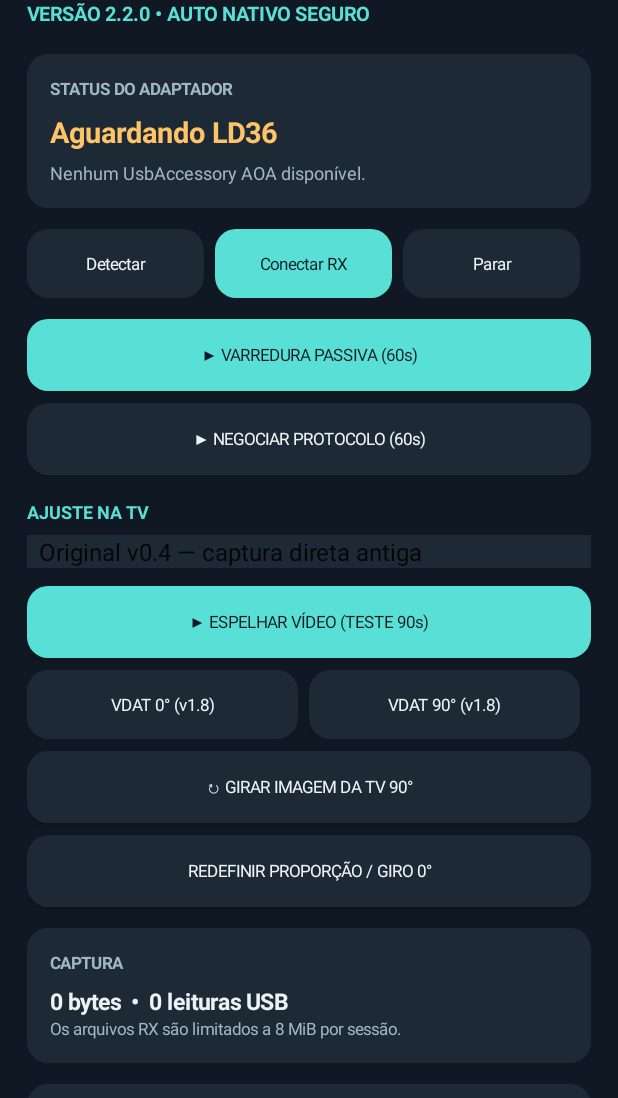
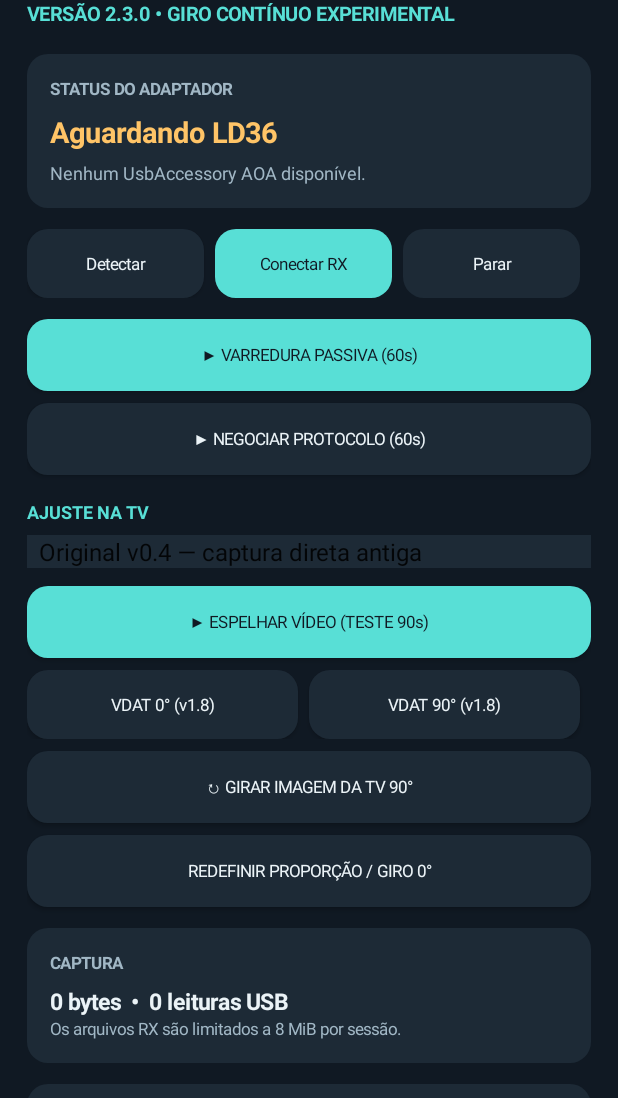
Before and after one commit to amorim220-design/NURA-LD36-Diagnostic, an Android app: the screen it shows after launch (MainActivity), on a phone screen of 412 x 824 dp, the part 138-1236 px from its top. Run offline under Robolectric (Android 15) with nearby library versions, the phone set to English and light mode, and no system bars.

Commit message:
feat: opt-in v2.3 continuous rotation trial without ending AOA session

```diff
--- a/app/src/main/java/com/nura/ld36diagnostic/MainActivity.java
+++ b/app/src/main/java/com/nura/ld36diagnostic/MainActivity.java
@@ -80,6 +80,7 @@ public final class MainActivity extends Activity {
     private boolean safeAutoHandoffSelected;
     private boolean nativePortraitAspectTestSelected;
     private boolean dualNativeSafeSelected;
+    private boolean liveNativeSelected;
     private volatile boolean initialProfilePortrait;
     private volatile boolean handoffPending;
     private volatile int handoffTargetSession;
@@ -211,7 +212,7 @@ public final class MainActivity extends Activity {
         TextView title = text("LD36 Diagnostic", 28, INK, Typeface.BOLD);
         title.setPadding(0, dp(7), 0, dp(5));
         root.addView(title);
-        TextView subtitle = text("VERSÃO 2.2.0 • AUTO NATIVO SEGURO", 13, ACCENT, Typeface.BOLD);
+        TextView subtitle = text("VERSÃO 2.3.0 • GIRO CONTÍNUO EXPERIMENTAL", 13, ACCENT, Typeface.BOLD);
         root.addView(subtitle);
 
         LinearLayout statusCard = columnCard();
@@ -254,7 +255,8 @@ public final class MainActivity extends Activity {
             "PROPORÇÃO NATIVA v1.9 — H264 20:9 + VDAT 90°",
             "AUTO SEGURO v2.0 — vertical/horizontal por sessão",
             "RETRATO NATIVO v2.1 — testar largura 20:9",
-            "AUTO NATIVO v2.2 — perfis aprovados + giro seguro"
+            "AUTO NATIVO v2.2 — perfis aprovados + giro seguro",
+            "GIRO CONTÍNUO v2.3 — troca codec experimental sem cortar USB"
         };
         ArrayAdapter<String> fitAdapter = new ArrayAdapter<>(this,
             android.R.layout.simple_spinner_item, fitting);
@@ -262,7 +264,8 @@ public final class MainActivity extends Activity {
         fitPicker.setAdapter(fitAdapter);
         fitPicker.setBackgroundColor(PANEL);
         // New mode is opt-in: known-working Original remains safe initial selection.
-        int mode = getPreferences(MODE_PRIVATE).getInt("capture_mode_v22",
+        int mode = getPreferences(MODE_PRIVATE).getInt("capture_mode_v23",
+            getPreferences(MODE_PRIVATE).getInt("capture_mode_v22",
             getPreferences(MODE_PRIVATE).getInt("capture_mode_v21",
             getPreferences(MODE_PRIVATE).getInt("capture_mode_v20",
             getPreferences(MODE_PRIVATE).getInt("capture_mode_v19",
@@ -270,35 +273,37 @@ public final class MainActivity extends Activity {
             getPreferences(MODE_PRIVATE).getInt("capture_mode_v17",
             getPreferences(MODE_PRIVATE).getInt("capture_mode_v16",
             getPreferences(MODE_PRIVATE).getInt("capture_mode_v15",
-                getPreferences(MODE_PRIVATE).getInt("capture_mode_v13", 0)))))))));
-        if (mode < 0 || mode > 12) mode = 0;
+                getPreferences(MODE_PRIVATE).getInt("capture_mode_v13", 0))))))))));
+        if (mode < 0 || mode > 13) mode = 0;
         fillTvSelected = mode == 1;
         directTvSelected = mode == 2;
         autoOriginalSelected = mode == 3;
-        vdatAngleSelected = mode >= 4 && mode <= 12;
+        vdatAngleSelected = mode >= 4 && mode <= 13;
         invertedAngleSelected = mode == 5 || mode == 6 || mode == 7;
         landscapeStartSelected = mode == 6;
-        nativeOrientationStartSelected = mode >= 7 && mode <= 12;
+        nativeOrientationStartSelected = mode >= 7 && mode <= 13;
         manualAngleTestSelected = mode == 8;
         nativeAspectTestSelected = mode == 9;
         safeAutoHandoffSelected = mode == 10;
         nativePortraitAspectTestSelected = mode == 11;
         dualNativeSafeSelected = mode == 12;
+        liveNativeSelected = mode == 13;
         fitPicker.setSelection(mode);
         fitPicker.setOnItemSelectedListener(new AdapterView.OnItemSelectedListener() {
             @Override public void onItemSelected(AdapterView<?> parent, View view, int position, long id) {
                 boolean gpu = position == 1;
                 boolean direct = position == 2;
                 boolean auto = position == 3;
-                boolean angle = position >= 4 && position <= 12;
+                boolean angle = position >= 4 && position <= 13;
                 boolean inverted = position == 5 || position == 6 || position == 7;
                 boolean landscape = position == 6;
-                boolean nativeOrientation = position >= 7 && position <= 12;
+                boolean nativeOrientation = position >= 7 && position <= 13;
                 boolean manualAngle = position == 8;
                 boolean nativeAspect = position == 9;
                 boolean safeAuto = position == 10;
                 boolean nativePortrait = position == 11;
                 boolean dualNative = position == 12;
+                boolean liveNative = position == 13;
                 boolean changed = fillTvSelected != gpu ||
                     directTvSelected != direct ||
                     autoOriginalSelected != auto || vdatAngleSelected != angle ||
@@ -307,7 +312,8 @@ public final class MainActivity extends Activity {
                     manualAngleTestSelected != manualAngle || nativeAspectTestSelected != nativeAspect ||
                     safeAutoHandoffSelected != safeAuto ||
                     nativePortraitAspectTestSelected != nativePortrait ||
-                    dualNativeSafeSelected != dualNative;
+                    dualNativeSafeSelected != dualNative ||
+                    liveNativeSelected != liveNative;
                 fillTvSelected = gpu;
                 directTvSelected = direct;
                 autoOriginalSelected = auto;
@@ -320,13 +326,15 @@ public final class MainActivity extends Activity {
                 safeAutoHandoffSelected = safeAuto;
                 nativePortraitAspectTestSelected = nativePortrait;
                 dualNativeSafeSelected = dualNative;
-                getPreferences(MODE_PRIVATE).edit().putInt("capture_mode_v22", position).apply();
+                liveNativeSelected = liveNative;
+                getPreferences(MODE_PRIVATE).edit().putInt("capture_mode_v23", position).apply();
                 if (nativeOrientation && !running.get()) {
                     setRequestedOrientation(android.content.pm.ActivityInfo.SCREEN_ORIENTATION_UNSPECIFIED);
                     appendLog("v1.7: orientação do aplicativo liberada. "+
                         "O codificador usará apenas a orientação física no início.");
                 }
                 if (changed) appendLog("Captura selecionada: " +
+                    (liveNative ? "v2.3 LIVE experimental: tenta trocar MediaCodec/Surface sem encerrar USB; TV pode rejeitar SPS/PPS" :
                     (dualNative ? "v2.2 AUTO NATIVO: retrato 576x1280, paisagem 1280x576; novo consentimento após giro" :
                     (nativePortrait ? "v2.1 RETRATO NATIVO - H264 proporcional sem escala dupla" :
                     (safeAuto ? "v2.0 AUTO SEGURO - seleciona perfil inicial e pede nova permissao ao girar" :
@@ -338,7 +346,7 @@ public final class MainActivity extends Activity {
                     (angle ? "VDAT ANGLE v1.4 - mapeamento anterior" :
                         (auto ? "AUTO ORIGINAL v1.1 (sujeito a congelar)" :
                             (direct ? "TV DIRETO v1.0 (sem imagem no teste)" :
-                                (gpu ? "GPU experimental anterior" : "Original v0.4")))))))))))) +
+                                (gpu ? "GPU experimental anterior" : "Original v0.4"))))))))))))) +
                     ". Valido apenas na proxima sessao.");
             }
             @Override public void onNothingSelected(AdapterView<?> parent) { }
@@ -442,7 +450,7 @@ public final class MainActivity extends Activity {
         exportText.setOnClickListener(v -> requestExport(false));
         exportBin.setOnClickListener(v -> requestExport(true));
 
-        TextView note = text("v2.2 AUTO NATIVO SEGURO: seleciona RETRATO 576x1280 (validado v2.1) ou HORIZONTAL 1280x576 (validado v1.9), sempre com VDAT 90. Ao girar, identifica a nova orientação e interrompe a sessão antiga após confirmação; tocar novamente ESPELHAR VÍDEO e autorizar uma nova captura Android. Sem mudança dinâmica de codec, sem reutilizar autorização. O espelhamento contínuo sem interrupção ainda NÃO funciona. Outros modos permanecem para recuperação; exporte TXT e fotografe TV. Áudio indisponível.", 12, MUTED, Typeface.NORMAL);
+        TextView note = text("v2.3 GIRO CONTÍNUO (EXPERIMENTAL): após UMA autorização Android, tenta alternar entre retrato H264 576x1280 e paisagem H264 1280x576 na MESMA sessão AOA/MediaProjection, trocando MediaCodec/VirtualDisplay e enviando novas configurações SPS/PPS. NÃO há confirmação de que o LD36 aceite mudanças de resolução em tempo real: pode congelar ou ficar preto. Teste apenas nesta opção; para voltar ao comprovado use v2.2 AUTO NATIVO ou v2.1 RETRATO NATIVO. Envie TXT e descreva TV. Áudio indisponível.", 12, MUTED, Typeface.NORMAL);
         note.setPadding(0, dp(17), 0, 0);
         root.addView(note);
     }
@@ -662,10 +670,10 @@ public final class MainActivity extends Activity {
                     stopCapture();
                     return;
                 }
-                int encoderW = (nativePortraitAspectTestSelected || (dualNativeSafeSelected && portrait)) ?
+                int encoderW = (nativePortraitAspectTestSelected || ((dualNativeSafeSelected || liveNativeSelected) && portrait)) ?
                     nativePortraitWidth(actualW,actualH) :
                     ((fillTvSelected || directTvSelected) ? 1280 : (portrait ? 720 : 1280));
-                int encoderH = (nativeAspectTestSelected || ((safeAutoHandoffSelected || dualNativeSafeSelected) && !portrait))
+                int encoderH = (nativeAspectTestSelected || ((safeAutoHandoffSelected || dualNativeSafeSelected || liveNativeSelected) && !portrait))
                     ? nativeLandscapeHeight(actualW, actualH) :
                     ((fillTvSelected || directTvSelected) ? 720 : (portrait ? 1280 : 720));
                 Intent intent = new Intent(this, MirrorProjectionService.class);
@@ -681,10 +689,11 @@ public final class MainActivity extends Activity {
                 intent.putExtra(MirrorProjectionService.EXTRA_DIRECT_TV, directTvSelected);
                 intent.putExtra(MirrorProjectionService.EXTRA_AUTO_ORIGINAL, autoOriginalSelected);
                 intent.putExtra(MirrorProjectionService.EXTRA_VDAT_ANGLE, vdatAngleSelected);
+                intent.putExtra(MirrorProjectionService.EXTRA_LIVE_NATIVE, liveNativeSelected);
                 vdatAngleDegrees=(nativeAspectTestSelected || safeAutoHandoffSelected ||
-                    nativePortraitAspectTestSelected || dualNativeSafeSelected) ? 90 : 0;
+                    nativePortraitAspectTestSelected || dualNativeSafeSelected || liveNativeSelected) ? 90 : 0;
                 manualVdatAngle=(nativeAspectTestSelected || safeAutoHandoffSelected ||
-                    nativePortraitAspectTestSelected || dualNativeSafeSelected) ? 90 : 0;
+                    nativePortraitAspectTestSelected || dualNativeSafeSelected || liveNativeSelected) ? 90 : 0;
                 initialProfilePortrait=portrait;
                 handoffPending=false;
                 profileInitialEncoderWidth=encoderW;
@@ -696,7 +705,9 @@ public final class MainActivity extends Activity {
                 vdatAngleFrames0=0;vdatAngleFrames90=0;
                 vdatAngleFrames180=0;vdatAngleFrames270=0;
                 vdatAngleConfigs=0;vdatAngleIdrs=0;
-                vdatAngleAwaitFirstPacket=(nativeAspectTestSelected || safeAutoHandoffSelected || nativePortraitAspectTestSelected || dualNativeSafeSelected) ? 90 : -1;
+                vdatAngleAwaitFirstPacket=(nativeAspectTestSelected || safeAutoHandoffSelected || nativePortraitAspectTestSelected || dualNativeSafeSelected || liveNativeSelected) ? 90 : -1;
+                if(liveNativeSelected) appendLog("v2.3 LIVE INICIO: codec="+encoderW+"x"+encoderH+
+                    " VDAT90; troca dinamica experimental na MESMA sessao. USB permanece aberto; decoder TV pode rejeitar o novo SPS/PPS.");
                 if (dualNativeSafeSelected) appendLog("v2.2 AUTO NATIVO INICIO: Android="+actualW+"x"+actualH+
                     " H264="+encoderW+"x"+encoderH+" VDAT=90; perfil validado "+
                     (portrait ? "VERTICAL v2.1" : "HORIZONTAL v1.9")+
@@ -715,7 +726,8 @@ public final class MainActivity extends Activity {
                         "; MediaCodec fixo por sessao, sem crop.");
                 appendLog("Tela real: " + actualW + "x" + actualH + " -> encoder "
                     + encoderW + "x" + encoderH
-                    + (dualNativeSafeSelected ? " | v2.2 AUTO NATIVO + VDAT 90" :
+                    + (liveNativeSelected ? " | v2.3 LIVE EXPERIMENTAL VDAT 90" :
+                      (dualNativeSafeSelected ? " | v2.2 AUTO NATIVO + VDAT 90" :
                       (nativePortraitAspectTestSelected ? " | v2.1 RETRATO PROPORCIONAL + VDAT 90" :
                       (safeAutoHandoffSelected ? " | v2.0 PERFIL AUTO SEGURO + VDAT 90" :
                       (nativeAspectTestSelected ? " | v1.9 ASPECTO ORIGINAL + VDAT 90" :
@@ -725,7 +737,7 @@ public final class MainActivity extends Activity {
                         (vdatAngleSelected ? " | VDAT ANGLE - CODEC ORIGINAL FIXO" :
                         (autoOriginalSelected ? " | AUTO ORIGINAL v1.1 - CODIFICADOR DINAMICO" :
                             (directTvSelected ? " | TV DIRETO v1.0 (experimental falhou)" :
-                                (fillTvSelected ? " | GPU ANTIGA" : " | ORIGINAL v0.4"))))))))))));
+                                (fillTvSelected ? " | GPU ANTIGA" : " | ORIGINAL v0.4")))))))))))));
                 projectionConsent = null; // MediaProjection consent token must be used once.
                 if (Build.VERSION.SDK_INT >= 26) startForegroundService(intent);
                 else startService(intent);
@@ -867,6 +879,12 @@ public final class MainActivity extends Activity {
                 }
                 @Override public void onOrientation(int degrees,int width,int height) {
                     if(session!=generation || !videoStarted || !vdatAngleSelected) return;
+                    if(liveNativeSelected) {
+                        vdatAngleDegrees=90;
+                        logFromWorker(session,"v2.3 LIVE FONTE: Android="+degrees+
+                            " "+width+"x"+height+"; Surface/MediaCodec trocados no serviço, USB mantido.");
+                        return;
+                    }
                     if (dualNativeSafeSelected) {
                         vdatAngleDegrees=90;
                         boolean currentPortrait = height >= width;
@@ -942,16 +960,16 @@ public final class MainActivity extends Activity {
         if (activeSession != null && videoModeRequested) {
             android.util.DisplayMetrics metrics = getResources().getDisplayMetrics();
             boolean portrait = metrics.heightPixels >= metrics.widthPixels;
-            if (nativeAspectTestSelected || safeAutoHandoffSelected || nativePortraitAspectTestSelected || dualNativeSafeSelected) {
+            if (nativeAspectTestSelected || safeAutoHandoffSelected || nativePortraitAspectTestSelected || dualNativeSafeSelected || liveNativeSelected) {
                 android.graphics.Point actual = new android.graphics.Point();
                 getWindowManager().getDefaultDisplay().getRealSize(actual);
                 boolean starPortrait = actual.y >= actual.x;
-                int w = (nativePortraitAspectTestSelected || (dualNativeSafeSelected && starPortrait)) ?
+                int w = (nativePortraitAspectTestSelected || ((dualNativeSafeSelected || liveNativeSelected) && starPortrait)) ?
                     nativePortraitWidth(actual.x,actual.y) :
                     (starPortrait ? 720 : 1280);
                 int h = starPortrait ? 1280 : nativeLandscapeHeight(actual.x,actual.y);
                 activeSession.setVideoOutput(w,h);
-                logFromWorker(session, (dualNativeSafeSelected ? "v2.2" : (nativePortraitAspectTestSelected ? "v2.1" : (safeAutoHandoffSelected ? "v2.0" : "v1.9")))+
+                logFromWorker(session, (liveNativeSelected ? "v2.3" : (dualNativeSafeSelected ? "v2.2" : (nativePortraitAspectTestSelected ? "v2.1" : (safeAutoHandoffSelected ? "v2.0" : "v1.9"))))+
                     " STAR PERFIL: H264="+w+"x"+h+
                     " conforme Android no início; MediaCodec fixo durante sessão.");
             } else {
@@ -1043,7 +1061,7 @@ public final class MainActivity extends Activity {
             if (video) {
                 videoFrames++;
                 videoBytes += data.length;
-                if ((manualAngleTestSelected || nativeAspectTestSelected || safeAutoHandoffSelected || nativePortraitAspectTestSelected || dualNativeSafeSelected) && !label.equals("VDAT_SPS_PPS")) {
+                if ((manualAngleTestSelected || nativeAspectTestSelected || safeAutoHandoffSelected || nativePortraitAspectTestSelected || dualNativeSafeSelected || liveNativeSelected) && !label.equals("VDAT_SPS_PPS")) {
                     long now = android.os.SystemClock.elapsedRealtime();
                     if (fpsWindowStartMs == 0L) fpsWindowStartMs = now;
                     fpsWindowPackets++;
@@ -1100,7 +1118,7 @@ public final class MainActivity extends Activity {
         videoModeRequested = false;
         projectionConsent = null;
         handoffPending=false;
-        if ((manualAngleTestSelected || nativeAspectTestSelected || safeAutoHandoffSelected || nativePortraitAspectTestSelected || dualNativeSafeSelected) && videoStarted) {
+        if ((manualAngleTestSelected || nativeAspectTestSelected || safeAutoHandoffSelected || nativePortraitAspectTestSelected || dualNativeSafeSelected || liveNativeSelected) && videoStarted) {
             appendLog("v1.8 FIM: angle manual="+manualVdatAngle+
                 " codec="+profileInitialEncoderWidth+"x"+profileInitialEncoderHeight+
                 " pacotes="+videoFrames+" dadosUSB="+videoBytes);
```
